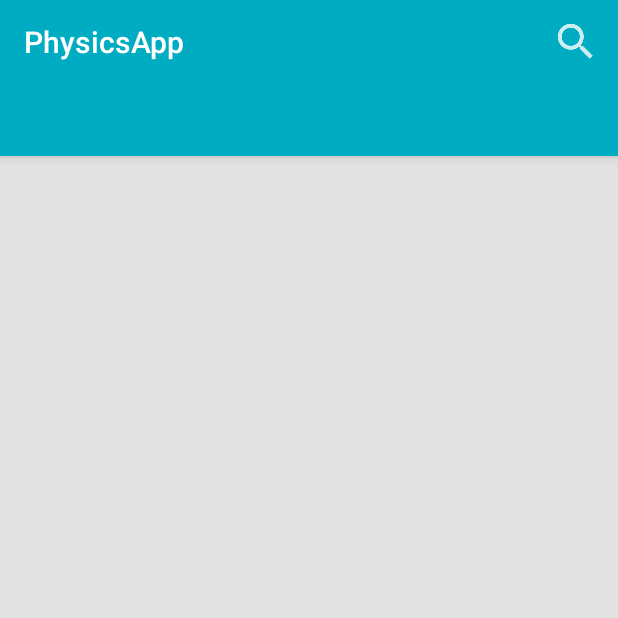
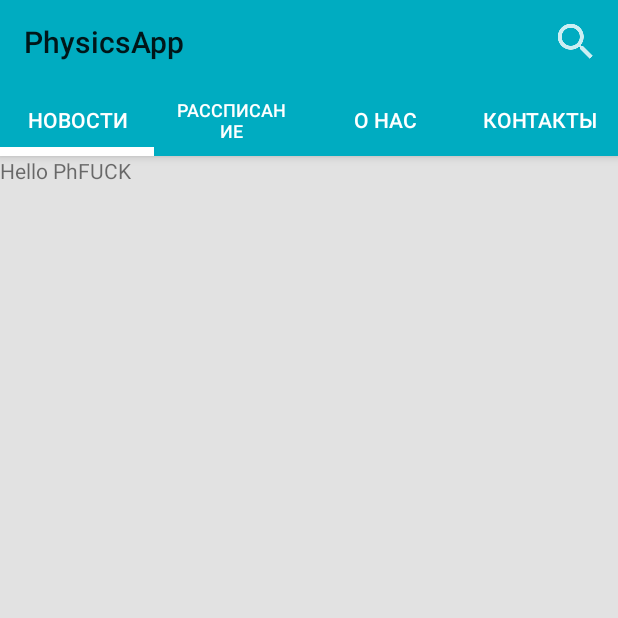
Before and after one commit to hasot/PhisicsApp, an Android app: the screen it shows after launch (MainActivity), on a phone screen of 412 x 824 dp, the top half of it. Run offline under Robolectric (Android 15) with nearby library versions, the phone set to English and light mode, and no system bars.

Commit message:
add new four Tabs

```diff
--- a/app/src/main/java/android/com/phisicsapp/MainActivity.java
+++ b/app/src/main/java/android/com/phisicsapp/MainActivity.java
@@ -2,13 +2,20 @@ package android.com.phisicsapp;
 
 
 import android.app.Activity;
+import android.com.phisicsapp.adapter.TabsPagerFragmentAdapter;
 import android.os.Bundle;
+import android.support.design.widget.TabLayout;
+import android.support.v4.view.ViewPager;
+import android.support.v7.app.AppCompatActivity;
 import android.support.v7.widget.Toolbar;
 import android.view.MenuItem;
 
-public class MainActivity extends Activity {
+public class MainActivity extends AppCompatActivity {
+
+    private static final int LAYOUT =R.layout.activity_main;
 
     private Toolbar toolbar;
+    private ViewPager viewPager;
 
     @Override
     protected void onCreate(Bundle savedInstanceState) {
@@ -16,6 +23,11 @@ public class MainActivity extends Activity {
         setContentView(R.layout.activity_main);
 
         initToolbar();
+        initTabs();
+
+
+
+
     }
 
     private void initToolbar() {
@@ -30,4 +42,15 @@ public class MainActivity extends Activity {
 
         toolbar.inflateMenu(R.menu.menu);
     }
+
+    private void initTabs() {
+        viewPager = (ViewPager) findViewById(R.id.viewPager);
+        TabsPagerFragmentAdapter adapter = new TabsPagerFragmentAdapter(getSupportFragmentManager());
+        viewPager.setAdapter(adapter);
+
+        TabLayout tabLayout = (TabLayout) findViewById(R.id.tabLayout);
+        tabLayout.setupWithViewPager(viewPager);
+
+
+    }
 }
--- /dev/null
+++ b/app/src/main/java/android/com/phisicsapp/adapter/TabsPagerFragmentAdapter.java
@@ -0,0 +1,46 @@
+package android.com.phisicsapp.adapter;
+
+import android.com.phisicsapp.fragment.ExampleFragment;
+import android.support.v4.app.Fragment;
+import android.support.v4.app.FragmentManager;
+import android.support.v4.app.FragmentPagerAdapter;
+
+/**
+ * Created by root on 29.10.16.
+ */
+public class TabsPagerFragmentAdapter extends FragmentPagerAdapter {
+
+    private String[] tabs;
+
+    public TabsPagerFragmentAdapter(FragmentManager fm) {
+        super(fm);
+
+        tabs = new String[] {
+                "Новости","Рассписание",
+                "О Нас", "Контакты"
+        };
+
+    }
+
+    @Override
+    public CharSequence getPageTitle(int position) {
+        return tabs[position];
+    }
+
+    @Override
+    public Fragment getItem(int position) {
+        switch (position) {
+            case 0: return ExampleFragment.getInstance();
+            case 1: return ExampleFragment.getInstance();
+            case 2: return ExampleFragment.getInstance();
+            case 3: return ExampleFragment.getInstance();
+        }
+
+        return null;
+    }
+
+    @Override
+    public int getCount() {
+        return tabs.length;
+    }
+}
--- /dev/null
+++ b/app/src/main/java/android/com/phisicsapp/fragment/ExampleFragment.java
@@ -0,0 +1,35 @@
+package android.com.phisicsapp.fragment;
+
+import android.com.phisicsapp.R;
+import android.os.Bundle;
+import android.support.annotation.Nullable;
+import android.support.v4.app.Fragment;
+import android.view.LayoutInflater;
+import android.view.View;
+import android.view.ViewGroup;
+
+/**
+ * Created by root on 29.10.16.
+ */
+public class ExampleFragment extends Fragment {
+
+    private static final int LAYOUT = R.layout.fragment_example;
+
+    public static ExampleFragment getInstance() {
+        Bundle args = new Bundle();
+        ExampleFragment fragment = new ExampleFragment();
+        fragment.setArguments(args);
+
+        return fragment;
+    }
+
+    private View view;
+
+    @Nullable
+    @Override
+    public View onCreateView(LayoutInflater inflater, @Nullable ViewGroup container, @Nullable Bundle savedInstanceState) {
+        view = inflater.inflate(LAYOUT, container, false);
+
+        return view;
+    }
+}
--- a/app/src/main/res/layout/activity_main.xml
+++ b/app/src/main/res/layout/activity_main.xml
@@ -18,6 +18,7 @@
             android:background="@color/colorPrimary" />
 
         <android.support.design.widget.TabLayout
+            android:id="@+id/tabLayout"
             android:layout_width="match_parent"
             android:layout_height="wrap_content"
             app:tabIndicatorColor="@android:color/white"
@@ -26,4 +27,10 @@
             app:tabTextColor="@android:color/white"/>
 
         </android.support.design.widget.AppBarLayout>
+
+        <android.support.v4.view.ViewPager
+            android:id="@+id/viewPager"
+            android:layout_height="match_parent"
+            android:layout_width="match_parent"
+            />
 </LinearLayout>
--- /dev/null
+++ b/app/src/main/res/layout/fragment_example.xml
@@ -0,0 +1,11 @@
+<?xml version="1.0" encoding="utf-8"?>
+<LinearLayout xmlns:android="http://schemas.android.com/apk/res/android"
+    android:orientation="vertical" android:layout_width="match_parent"
+    android:layout_height="match_parent">
+
+    <TextView
+        android:layout_width="match_parent"
+        android:layout_height="match_parent"
+        android:text="Hello PhFUCK"/>
+
+</LinearLayout>
--- a/app/src/main/res/layout/toolbar.xml
+++ /dev/null
@@ -1,7 +0,0 @@
-<?xml version="1.0" encoding="utf-8"?>
-<android.support.v7.widget.Toolbar
-    xmlns:android="http://schemas.android.com/apk/res/android"
-    android:id="@+id/toolbar"
-    android:layout_width="match_parent"
-    android:layout_height="wrap_content"
-    android:background="@color/colorPrimary" />
--- a/app/src/main/res/values/styles.xml
+++ b/app/src/main/res/values/styles.xml
@@ -4,7 +4,7 @@
     <style name="AppTheme" parent="AppTheme.Base" />
 
 
-    <style name="AppTheme.Base"  parent="Theme.AppCompat">
+    <style name="AppTheme.Base"  parent="Theme.AppCompat.Light.NoActionBar">
         <item name="colorPrimary">@color/colorPrimary</item>
         <item name="colorPrimaryDark">@color/colorPrimaryDark</item>
         <item name="windowActionBar">false</item>
```
